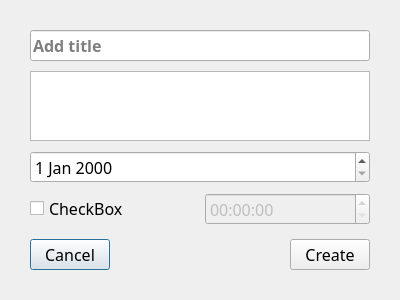
Qt form uis/res/ui_note_form.ui (GorgeousOne/TaskManagementApp) before a commit.
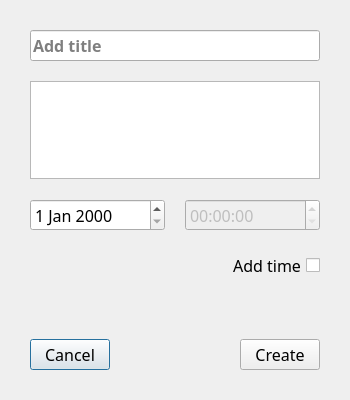
The same form after that commit.

Patch:
```diff
--- a/uis/res/ui_note_form.ui
+++ b/uis/res/ui_note_form.ui
@@ -6,8 +6,8 @@
    <rect>
     <x>0</x>
     <y>0</y>
-    <width>400</width>
-    <height>300</height>
+    <width>350</width>
+    <height>400</height>
    </rect>
   </property>
   <property name="font">
@@ -21,7 +21,7 @@
   </property>
   <layout class="QVBoxLayout" name="verticalLayout">
    <property name="spacing">
-    <number>10</number>
+    <number>20</number>
    </property>
    <property name="leftMargin">
     <number>30</number>
@@ -72,18 +72,27 @@
     </widget>
    </item>
    <item>
+    <widget class="QWidget" name="widget" native="true">
+     <layout class="QGridLayout" name="gridLayout_2">
+      <property name="leftMargin">
+       <number>0</number>
+      </property>
+      <property name="topMargin">
+       <number>0</number>
+      </property>
+      <property name="rightMargin">
+       <number>0</number>
+      </property>
+      <property name="bottomMargin">
+       <number>0</number>
+      </property>
+      <property name="horizontalSpacing">
+       <number>20</number>
+      </property>
+      <item row="0" column="0">
     <widget class="QDateEdit" name="date_pciker"/>
    </item>
-   <item>
-    <layout class="QHBoxLayout" name="horizontalLayout_2">
-     <item>
-      <widget class="QCheckBox" name="enable_time">
-       <property name="text">
-        <string>CheckBox</string>
-       </property>
-      </widget>
-     </item>
-     <item>
+      <item row="0" column="1">
       <widget class="QTimeEdit" name="time_picker">
        <property name="enabled">
         <bool>false</bool>
@@ -91,6 +100,17 @@
       </widget>
      </item>
     </layout>
+    </widget>
+   </item>
+   <item>
+    <widget class="QCheckBox" name="enable_time">
+     <property name="layoutDirection">
+      <enum>Qt::RightToLeft</enum>
+     </property>
+     <property name="text">
+      <string>Add time</string>
+     </property>
+    </widget>
    </item>
    <item>
     <spacer name="verticalSpacer">
```
Lines whose indentation alone changed are shown as unchanged.
